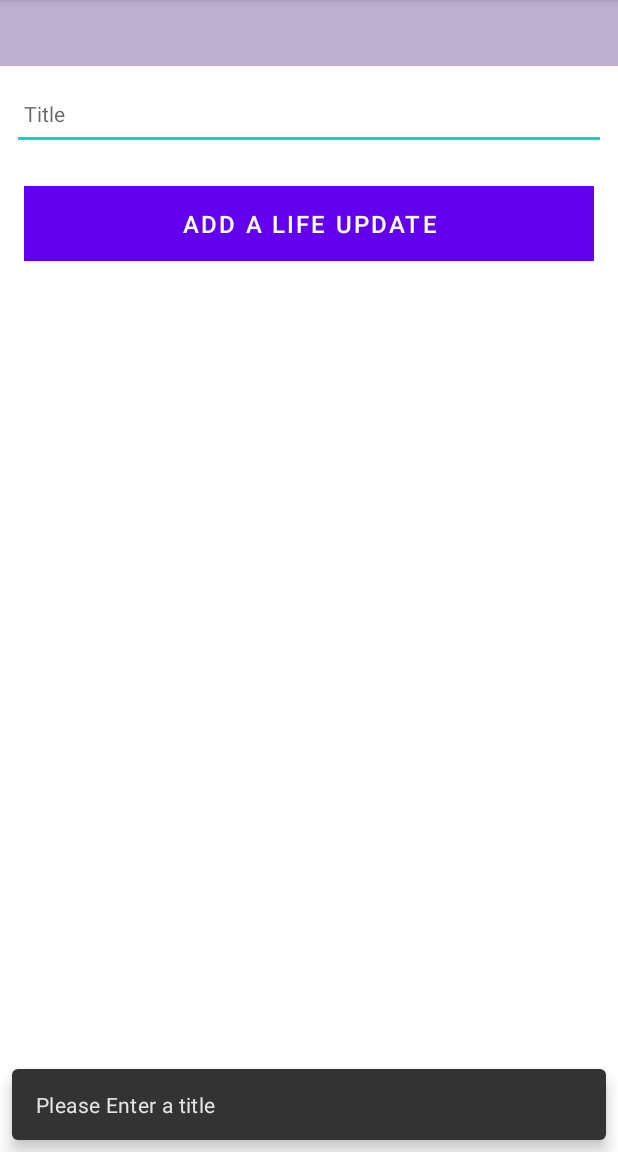
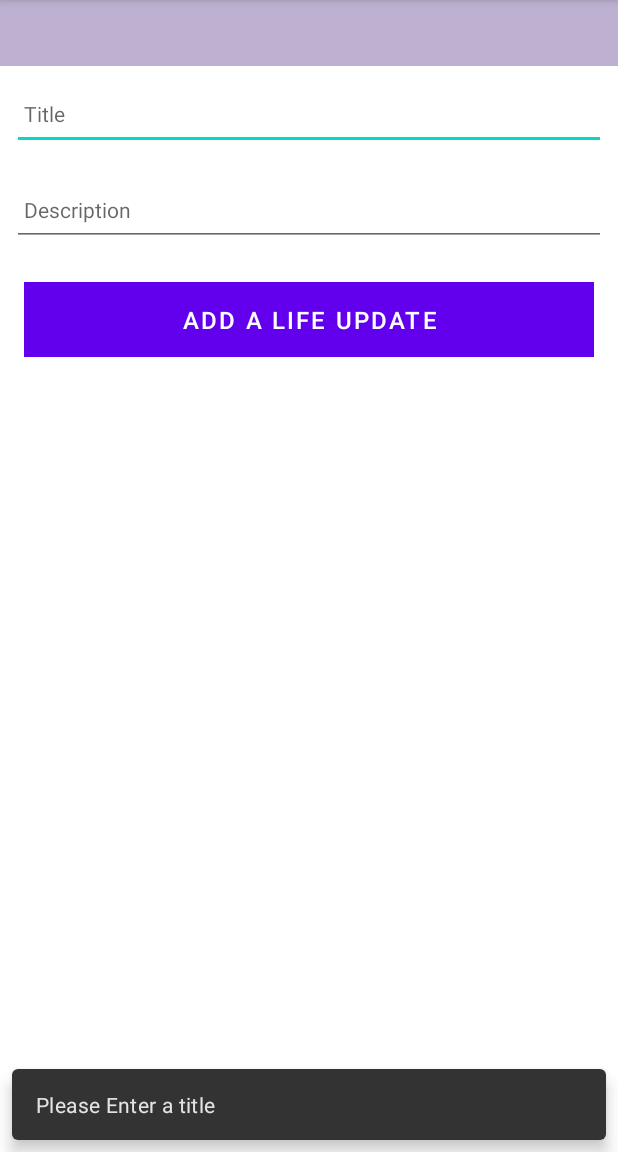
Before and after one commit to desislavahadzhiolova/Groups, an Android app: the PlacemarkActivity screen opened directly, with no data from a screen before it, after a tap on "ADD A LIFE UPDATE", on a phone screen of 412 x 824 dp, the part 84-1236 px from its top. Run offline under Robolectric (Android 15) with nearby library versions, the phone set to English and light mode, and no system bars; our stand-ins replace Firebase (no records; nobody signed in at launch, a user with empty details on screens opened directly), Timber; 1 statement that could not run was skipped.

Commit message:
Due to errors in code, I needed to go back to the old version of the app from git, thus uploading everything again in this new version. New: Added Placemark description and updated the placemarks.

```diff
--- a/app/src/main/java/ia/wit/groups_desislavahad/actvities/PlacemarkActivity.kt
+++ b/app/src/main/java/ia/wit/groups_desislavahad/actvities/PlacemarkActivity.kt
@@ -20,25 +20,34 @@ import timber.log.Timber.i
 class PlacemarkActivity : AppCompatActivity() {
 
     private lateinit var mAuth: FirebaseAuth
+
     private lateinit var binding: ActivityPlacemarkBinding
     var placemark = PlacemarkModel()
+    var placemarks = ArrayList<PlacemarkModel>()
 
     override fun onCreate(savedInstanceState: Bundle?) {
         super.onCreate(savedInstanceState)
+
         setContentView(R.layout.activity_placemark)
+        binding = ActivityPlacemarkBinding.inflate(layoutInflater)
+        setContentView(binding.root)
 
         mAuth = FirebaseAuth.getInstance()
 
         Timber.plant(Timber.DebugTree())
         i("Placemark activity started.")
 
-        binding = ActivityPlacemarkBinding.inflate(layoutInflater)
-        setContentView(binding.root)
 
         binding.btnAdd.setOnClickListener() {
             placemark.title = binding.placemarkTitle.text.toString()
+            placemark.description = binding.description.text.toString()
             if (placemark.title.isNotEmpty()) {
-                i("add Button Pressed: $placemark.title")
+
+                placemarks.add(placemark.copy())
+                i("add Button Pressed: ${placemark}")
+                for (i in placemarks.indices){
+                    i("Placemark[$i]:${this.placemarks[i]}")
+                }
             }
             else {
                 Snackbar
--- a/app/src/main/java/ia/wit/groups_desislavahad/models/PlacemarkModel.kt
+++ b/app/src/main/java/ia/wit/groups_desislavahad/models/PlacemarkModel.kt
@@ -1,3 +1,4 @@
 package ia.wit.groups_desislavahad.models
 
-data class PlacemarkModel(var title: String="")
+data class PlacemarkModel(var title: String="",
+                          var description: String ="")
--- a/app/src/main/res/layout/activity_placemark.xml
+++ b/app/src/main/res/layout/activity_placemark.xml
@@ -54,6 +54,20 @@
                     android:textColor="@color/colorPrimaryDark"
                     android:textSize="14sp" />
 
+                <EditText
+                    android:id="@+id/description"
+                    android:layout_width="match_parent"
+                    android:layout_height="48dp"
+                    android:layout_margin="8dp"
+                    android:autofillHints="hint"
+                    android:hint="Description"
+                    android:inputType="text"
+                    android:maxLength="25"
+                    android:maxLines="1"
+                    android:padding="8dp"
+                    android:textColor="@color/colorPrimaryDark"
+                    android:textSize="14sp" />
+
                 <Button
                     android:id="@+id/btnAdd"
                     android:layout_width="match_parent"
--- a/app/src/main/res/values/strings.xml
+++ b/app/src/main/res/values/strings.xml
@@ -2,5 +2,6 @@
     <string name="app_name">Groups_desislavahad</string>
     <string name="button_addPlacemark">Add a life update</string>
     <string name="hint_placemarkTitle">Title</string>
+    <string name="hint_placemarkDescription">Description</string>
 
 </resources>
```
